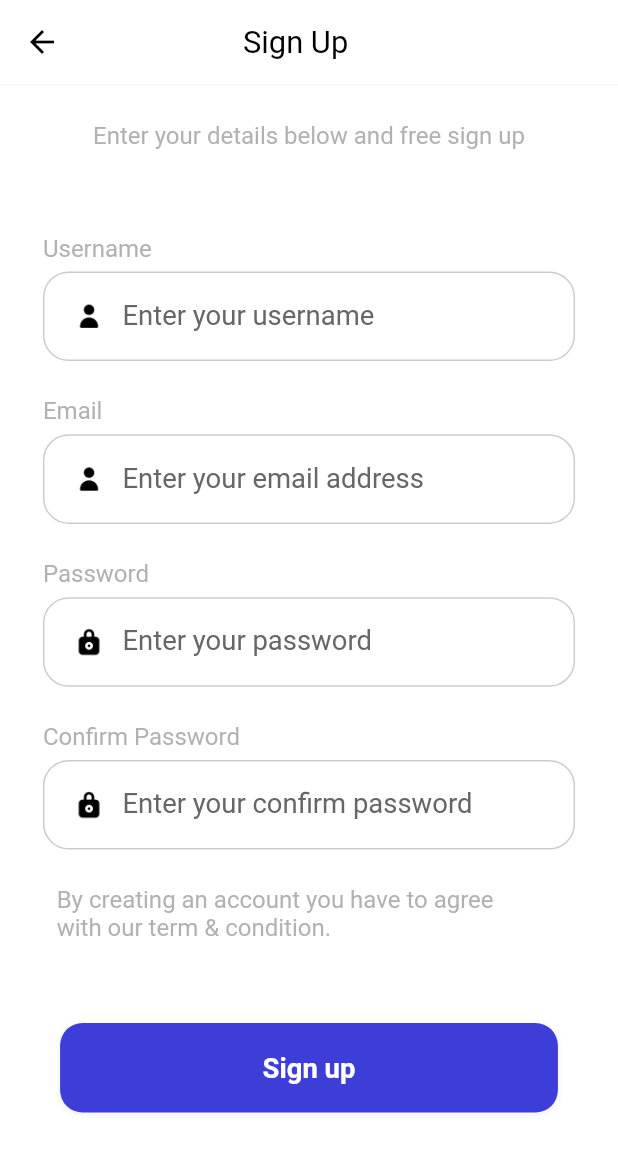
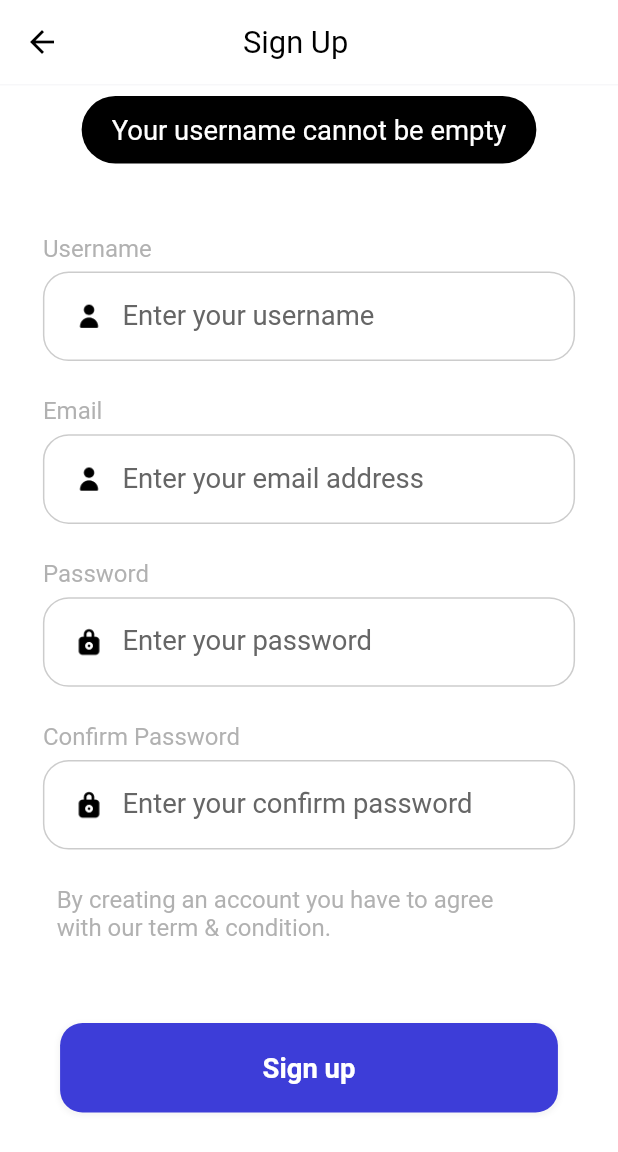
Before and after one commit to idham07ip/project_fl_bloc, a Flutter app: the Register screen opened by its route, after a tap on "Sign up", on a phone screen of 412 x 824 dp. Shown: the top 1152 px of the screen. Run offline on Flutter 3.47's test engine with Material 2 defaults, Android fonts, the phone set to English and light mode, and no system bars; our stand-ins replace cloud_firestore, dots_indicator, firebase_auth, firebase_core, flutter_bloc, flutter_screenutil and 1 more; accounts and stored records are empty; Roboto replaces fonts that are missing (Poppins).

Commit message:
Update Register verified, RegisterState with copyWith Method, Register toastInfo validation.

```diff
--- a/lib/pages/bloc_provider.dart
+++ b/lib/pages/bloc_provider.dart
@@ -1,14 +1,18 @@
 import 'package:flutter_bloc/flutter_bloc.dart';
-import 'package:project_fl_bloc/app_blocs.dart';
+// import 'package:project_fl_bloc/app_blocs.dart';
+import 'package:project_fl_bloc/pages/register/bloc/register_blocs.dart';
 import 'package:project_fl_bloc/pages/sign_in/bloc/sign_in_blocs.dart';
 import 'package:project_fl_bloc/pages/welcome/bloc/welcome_blocs.dart';
 
 class AppBlocProvider {
   static get allBlocProviders => [
         BlocProvider(create: (context) => WelcomeBloc()),
-        BlocProvider(create: (context) => AppBlocs()),
+        // BlocProvider(create: (context) => AppBlocs()),
 
         //SignIn Bloc
         BlocProvider(create: (context) => SignInBloc()),
+
+        //Register Bloc
+        BlocProvider(create: (context) => RegisterBlocs()),
       ];
 }
--- /dev/null
+++ b/lib/pages/register/bloc/register_blocs.dart
@@ -0,0 +1,34 @@
+import 'package:flutter_bloc/flutter_bloc.dart';
+import 'package:project_fl_bloc/pages/register/bloc/register_events.dart';
+import 'package:project_fl_bloc/pages/register/bloc/register_states.dart';
+
+class RegisterBlocs extends Bloc<RegisterEvent, RegisterState> {
+  RegisterBlocs() : super(RegisterState()) {
+    //Handler
+    on<UserNameEvent>(_UserNameEvent);
+    on<EmailRegisEvent>(_EmailRegisEvent);
+    on<PasswordEvent>(_PasswordEvent);
+    on<ConfirmPassword>(_ConfirmPasswordEvent);
+  }
+
+  void _UserNameEvent(UserNameEvent event, Emitter<RegisterState> emit) {
+    print("${event.userName}");
+    emit(state.copyWith(userNameCopyWith: event.userName));
+  }
+
+  void _EmailRegisEvent(EmailRegisEvent event, Emitter<RegisterState> emit) {
+    print("${event.emailEvent}");
+    emit(state.copyWith(emailAddressCopyWith: event.emailEvent));
+  }
+
+  void _PasswordEvent(PasswordEvent event, Emitter<RegisterState> emit) {
+    print("${event.passwordEvent}");
+    emit(state.copyWith(passwordCopyWith: event.passwordEvent));
+  }
+
+  void _ConfirmPasswordEvent(
+      ConfirmPassword event, Emitter<RegisterState> emit) {
+    print("${event.confirmPasswordEvent}");
+    emit(state.copyWith(confirmPasswordCopyWith: event.confirmPasswordEvent));
+  }
+}
--- /dev/null
+++ b/lib/pages/register/bloc/register_events.dart
@@ -0,0 +1,23 @@
+abstract class RegisterEvent {
+  const RegisterEvent();
+}
+
+class UserNameEvent extends RegisterEvent {
+  final String userName;
+  const UserNameEvent(this.userName);
+}
+
+class EmailRegisEvent extends RegisterEvent {
+  final String emailEvent;
+  const EmailRegisEvent(this.emailEvent);
+}
+
+class PasswordEvent extends RegisterEvent {
+  final String passwordEvent;
+  const PasswordEvent(this.passwordEvent);
+}
+
+class ConfirmPassword extends RegisterEvent {
+  final String confirmPasswordEvent;
+  const ConfirmPassword(this.confirmPasswordEvent);
+}
--- /dev/null
+++ b/lib/pages/register/bloc/register_states.dart
@@ -0,0 +1,28 @@
+class RegisterState {
+  final String userNameState;
+  final String emailAddressState;
+  final String passwordState;
+  final String confirmPasswordState;
+
+  //Optional named parameter
+  const RegisterState(
+      {this.userNameState = "",
+      this.emailAddressState = "",
+      this.passwordState = "",
+      this.confirmPasswordState = ""});
+
+  RegisterState copyWith({
+    String? userNameCopyWith,
+    String? emailAddressCopyWith,
+    String? passwordCopyWith,
+    String? confirmPasswordCopyWith,
+  }) {
+    return RegisterState(
+      userNameState: userNameCopyWith ?? this.userNameState,
+      emailAddressState: emailAddressCopyWith ?? this.emailAddressState,
+      passwordState: passwordCopyWith ?? this.passwordState,
+      confirmPasswordState:
+          confirmPasswordCopyWith ?? this.confirmPasswordState,
+    );
+  }
+}
--- /dev/null
+++ b/lib/pages/register/register_controller.dart
@@ -0,0 +1,64 @@
+import 'package:firebase_auth/firebase_auth.dart';
+import 'package:flutter/material.dart';
+import 'package:flutter_bloc/flutter_bloc.dart';
+import 'package:project_fl_bloc/common/widget/flutter_toast.dart';
+import 'package:project_fl_bloc/pages/register/bloc/register_blocs.dart';
+
+class RegisterController {
+  final BuildContext contextController;
+  const RegisterController({required this.contextController});
+
+  //create a method
+  void handledEmailRegister() async {
+    final stateController = contextController.read<RegisterBlocs>().state;
+    String userNameController = stateController.userNameState;
+    String emailController = stateController.emailAddressState;
+    String passwordController = stateController.passwordState;
+    String confirmPasswordController = stateController.confirmPasswordState;
+
+    if (userNameController.isEmpty) {
+      toastInfo(msg: "Your username cannot be empty");
+      return;
+    }
+    if (emailController.isEmpty) {
+      toastInfo(msg: "Your email cannot be empty");
+      return;
+    }
+    if (passwordController.isEmpty) {
+      toastInfo(msg: "Your password cannot be empty");
+      return;
+    }
+    if (confirmPasswordController.isEmpty) {
+      toastInfo(msg: "Your password confirmation is incorrect");
+      return;
+    }
+
+    try {
+      //credential
+      final credentialRegis = await FirebaseAuth.instance
+          .createUserWithEmailAndPassword(
+              email: emailController, password: passwordController);
+
+      //check user object from credential
+      if (credentialRegis.user != null) {
+        //Let the User verified
+        await credentialRegis.user?.sendEmailVerification();
+        //show the name has been verified
+        await credentialRegis.user?.updateDisplayName(userNameController);
+        //message
+        toastInfo(
+            msg:
+                "An email has been send to your registered email.\nTo activate it, please check your email box and click on the link");
+        Navigator.of(contextController).pop();
+      }
+    } on FirebaseAuthException catch (e) {
+      if (e.code == 'weak-password') {
+        toastInfo(msg: "The password provided is too weak");
+      } else if (e.code == 'email-already-in-use') {
+        toastInfo(msg: "The email is already in use");
+      } else if (e.code == 'invalid-email') {
+        toastInfo(msg: "Your email ID is invalid");
+      }
+    }
+  }
+}
--- a/lib/pages/sign_in/sign_in_controller.dart
+++ b/lib/pages/sign_in/sign_in_controller.dart
@@ -60,7 +60,7 @@ class SignInController {
             print("User exist");
           } else {
             //have an error getting user from firebase
-            // print("No User");
+            print("No User");
             toastInfo(msg: "Currently you are not a user of this application");
             return;
           }
```
Also changed, not shown: lib/main.dart (+5 -5 lines), lib/pages/application/application_page.dart (added, +24 -0 lines), lib/pages/register/register.dart (+32 -13 lines), lib/pages/sign_in/bloc/sign_in_state.dart (+9 -2 lines), 1 other file.
